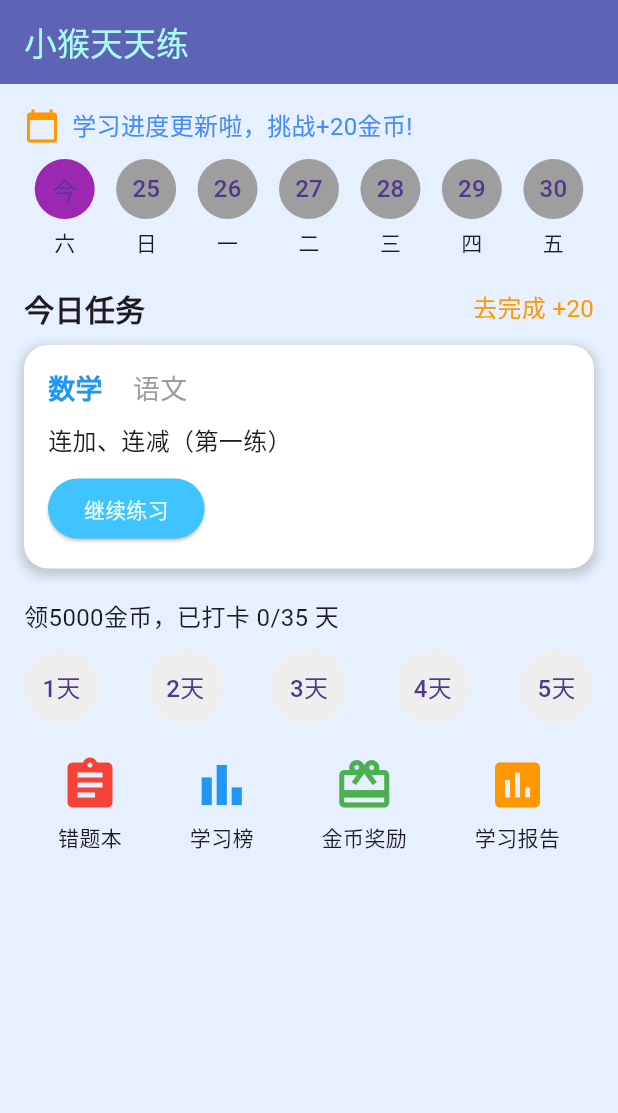
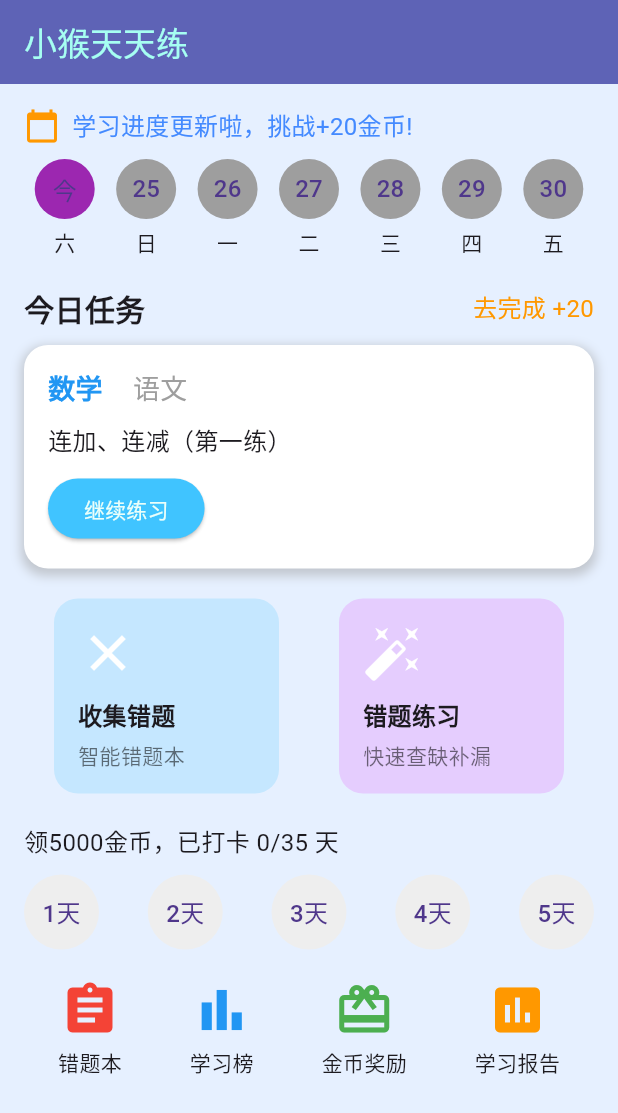
Before and after one commit to sohiau/software_calculator, a Flutter app: the screen it shows after launch, on a phone screen of 412 x 824 dp. Shown: the top 1113 px of the screen. Run offline on Flutter 3.47's test engine with Material 3 defaults, Android fonts, the phone set to English and light mode, and no system bars.

Commit message:
增加功能

```diff
--- a/lib/Choose.dart
+++ b/lib/Choose.dart
@@ -1,12 +1,13 @@
 import 'package:flutter/material.dart';
 import 'FractionPracticePage.dart';
+
 class LearningPage extends StatelessWidget {
   @override
   Widget build(BuildContext context) {
     return Scaffold(
       backgroundColor: Color(0xFFE6F0FF),
       appBar: AppBar(
-        title: Text('小猴天天练',style: TextStyle(color: Color(0xFFa6fff2)),),
+        title: Text('小猴天天练', style: TextStyle(color: Color(0xFFa6fff2))),
         backgroundColor: Color(0xFF5e63b6),
       ),
       body: SingleChildScrollView(
@@ -18,6 +19,8 @@ class LearningPage extends StatelessWidget {
               _buildCalendarSection(),
               SizedBox(height: 20),
               _buildDailyTaskSection(context),
+              SizedBox(height: 20),
+              _buildImageSection(), // New layout section
               SizedBox(height: 20),
               _buildRewardSection(),
               SizedBox(height: 20),
@@ -129,12 +132,58 @@ class LearningPage extends StatelessWidget {
                   );
                 },
                 style: ElevatedButton.styleFrom(backgroundColor: Colors.lightBlueAccent),
-                child: Text('继续练习',style: TextStyle(color: Color(0XFFebfffa)),),
+                child: Text('继续练习', style: TextStyle(color: Color(0XFFebfffa))),
               ),
             ],
           ),
         ),
       ],
+    );
+  }
+
+  Widget _buildImageSection() {
+    return Row(
+      mainAxisAlignment: MainAxisAlignment.spaceAround,
+      children: [
+        _buildImageCard(
+          icon: Icons.close,
+          title: '收集错题',
+          subtitle: '智能错题本',
+          backgroundColor: Colors.lightBlueAccent,
+        ),
+        _buildImageCard(
+          icon: Icons.auto_fix_high,
+          title: '错题练习',
+          subtitle: '快速查缺补漏',
+          backgroundColor: Colors.purpleAccent,
+        ),
+      ],
+    );
+  }
+
+  Widget _buildImageCard({
+    required IconData icon,
+    required String title,
+    required String subtitle,
+    required Color backgroundColor,
+  }) {
+    return Container(
+      width: 150,
+      padding: EdgeInsets.all(16),
+      decoration: BoxDecoration(
+        color: backgroundColor.withOpacity(0.2),
+        borderRadius: BorderRadius.circular(16),
+      ),
+      child: Column(
+        crossAxisAlignment: CrossAxisAlignment.start,
+        children: [
+          Icon(icon, size: 40, color: Colors.white),
+          SizedBox(height: 10),
+          Text(title, style: TextStyle(fontSize: 16, fontWeight: FontWeight.bold)),
+          SizedBox(height: 5),
+          Text(subtitle, style: TextStyle(fontSize: 14, color: Colors.black54)),
+        ],
+      ),
     );
   }
 
```
